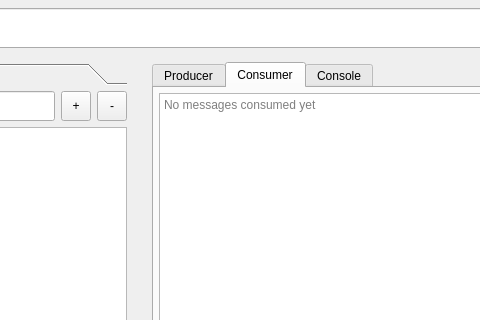
Before: the Qt Designer form src/app/kafman/src/main/resources/forms/main_qt_view.ui in yorevs/hspylib, drawn with Qt 5; both pictures show x 361 to 841 and y 0 to 320 of the 1024 by 700 pixel window.
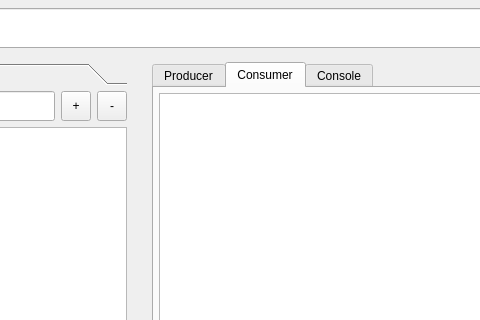
After: the same form once the commit is applied. The open tabs and pages were chosen to show the change. Custom widgets are drawn as their Qt base class.

The edit to the form file:
```diff
--- a/src/app/kafman/src/main/resources/forms/main_qt_view.ui
+++ b/src/app/kafman/src/main/resources/forms/main_qt_view.ui
@@ -840,9 +840,9 @@
             <number>5</number>
            </property>
            <item>
-            <widget class="QTextBrowser" name="txt_consumer">
-             <property name="placeholderText">
-              <string>No messages consumed yet</string>
+            <widget class="QTableView" name="tbl_consumer">
+             <property name="sortingEnabled">
+              <bool>true</bool>
              </property>
             </widget>
            </item>
```
Left out of the diff: 2 changed lines with no effect on the pictures.
